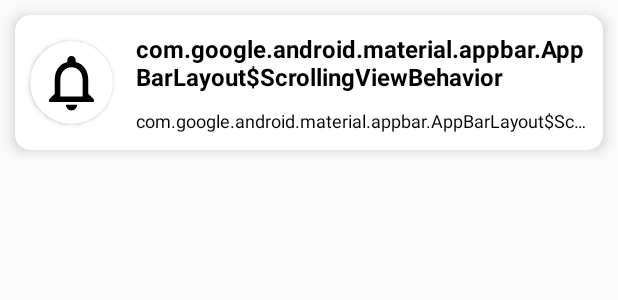
After one commit to Jakirsayyed98/PerkHub, an Android app: the layout notification_layout.xml on its own in the app's theme, with its tools: preview values and no code run, on a phone screen of 412 x 824 dp. The commit adds this screen. Shown: the top 300 px of the screen. Run offline under Robolectric (Android 15) with nearby library versions, the phone set to English and light mode, and no system bars.

Commit message:
Notification list added

```diff
--- a/app/src/main/java/app/perkhub/ContainerActivity.kt
+++ b/app/src/main/java/app/perkhub/ContainerActivity.kt
@@ -14,6 +14,7 @@ import androidx.core.view.ViewCompat
 import androidx.core.view.WindowInsetsCompat
 import androidx.fragment.app.Fragment
 import app.perkhub.Screens.Home.HomeScreenFragment
+import app.perkhub.Screens.Home.NotificationListFragment
 import app.perkhub.Screens.Home.SelectedCategoryFragment
 import app.perkhub.Screens.Home.StoreDetailFragment
 import app.perkhub.Screens.Home.TransactionDetailFragment
@@ -113,6 +114,9 @@ class ContainerActivity : BaseActivity<ActivityContainerBinding>() {
             "WidthdrawFlowFragment"->{
                 addFragment(WidthdrawFlowFragment.newInstance())
             }
+            "NotificationListFragment"->{
+                addFragment(NotificationListFragment.newInstance())
+            }
         }
     }
 
--- a/app/src/main/res/layout/fragment_home_screen.xml
+++ b/app/src/main/res/layout/fragment_home_screen.xml
@@ -48,6 +48,7 @@
                     android:textStyle="bold" />
 
                 <ImageView
+                    android:id="@+id/notification"
                     android:layout_width="@dimen/dp35"
                     android:layout_height="@dimen/dp35"
                     android:src="@drawable/notifications"
--- /dev/null
+++ b/app/src/main/res/layout/notification_layout.xml
@@ -0,0 +1,70 @@
+<?xml version="1.0" encoding="utf-8"?>
+<LinearLayout xmlns:android="http://schemas.android.com/apk/res/android"
+    xmlns:app="http://schemas.android.com/apk/res-auto"
+    android:layout_width="match_parent"
+    android:layout_height="wrap_content">
+
+    <androidx.cardview.widget.CardView
+        android:layout_width="match_parent"
+        android:layout_height="@dimen/_90dp"
+        app:cardCornerRadius="@dimen/dp10"
+        app:cardElevation="@dimen/dp5"
+        android:layout_margin="@dimen/dp10">
+
+        <LinearLayout
+            android:layout_width="match_parent"
+            android:layout_height="match_parent"
+            android:gravity="center_vertical"
+            android:orientation="horizontal">
+
+            <androidx.cardview.widget.CardView
+                android:layout_width="@dimen/dp55"
+                android:layout_height="@dimen/dp55"
+                android:layout_margin="@dimen/dp10"
+                android:gravity="center_vertical"
+                app:cardCornerRadius="@dimen/dp65">
+
+                <ImageView
+                    android:id="@+id/icon"
+                    android:layout_width="match_parent"
+                    android:layout_height="match_parent"
+                    android:src="@drawable/notifications"
+                    android:layout_margin="@dimen/dp5"/>
+            </androidx.cardview.widget.CardView>
+
+            <LinearLayout
+                android:layout_width="match_parent"
+                android:layout_height="match_parent"
+                android:layout_gravity="center_vertical"
+                android:layout_marginStart="5dp"
+                android:layout_marginEnd="@dimen/dp10"
+                android:gravity="center_vertical"
+                android:orientation="vertical">
+
+                <TextView
+                    android:id="@+id/title"
+                    android:layout_width="match_parent"
+                    android:layout_height="wrap_content"
+                    android:ellipsize="end"
+                    android:maxLines="2"
+                    android:text="@string/appbar_scrolling_view_behavior"
+                    android:textColor="@color/black"
+                    android:textSize="@dimen/sp16"
+                    android:textStyle="bold" />
+
+                <TextView
+                    android:id="@+id/date"
+                    android:layout_width="match_parent"
+                    android:layout_height="wrap_content"
+                    android:ellipsize="end"
+                    android:layout_marginTop="10dp"
+                    android:maxLines="1"
+                    android:text="@string/appbar_scrolling_view_behavior"
+                    android:textColor="@color/black"
+                    android:textSize="@dimen/sp12" />
+            </LinearLayout>
+
+        </LinearLayout>
+    </androidx.cardview.widget.CardView>
+
+</LinearLayout>
--- a/app/src/main/res/values/dimens.xml
+++ b/app/src/main/res/values/dimens.xml
@@ -37,4 +37,6 @@
     <dimen name="sp12">12sp</dimen>
     <dimen name="sp14">14sp</dimen>
     <dimen name="_110dp">110dp</dimen>
+    <dimen name="_80dp">80dp</dimen>
+    <dimen name="_90dp">90dp</dimen>
 </resources>
```
Also changed, not shown: app/src/main/java/app/perkhub/Screens/Home/Adapter/NotificationAdapter.kt (added, +43 -0 lines), app/src/main/java/app/perkhub/Screens/Home/HomeScreenFragment.kt (+11 -5 lines), app/src/main/java/app/perkhub/Screens/Home/Model/Notification/Data.kt (added, +13 -0 lines), app/src/main/java/app/perkhub/Screens/Home/Model/Notification/NotificationListRes.kt (added, +7 -0 lines), app/src/main/java/app/perkhub/Screens/Home/NotificationListFragment.kt (added, +73 -0 lines), app/src/main/java/app/perkhub/api/MyApi.kt (+9 -0 lines), app/src/main/java/app/perkhub/api/RequestViewModel.kt (+11 -0 lines), app/src/main/res/layout/fragment_notification_list.xml (added, +18 -0 lines).
